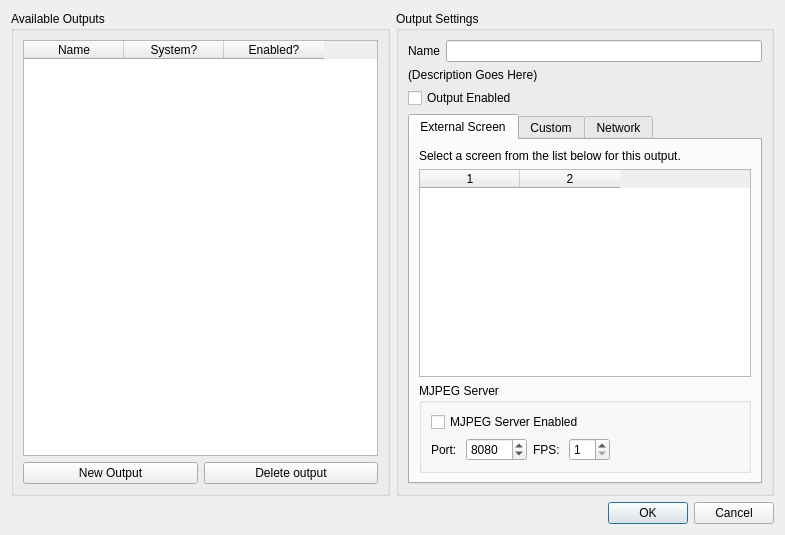
First picture: the form in src/outputsetupdialog.ui, repository google-code-export/dviz, before the edit.
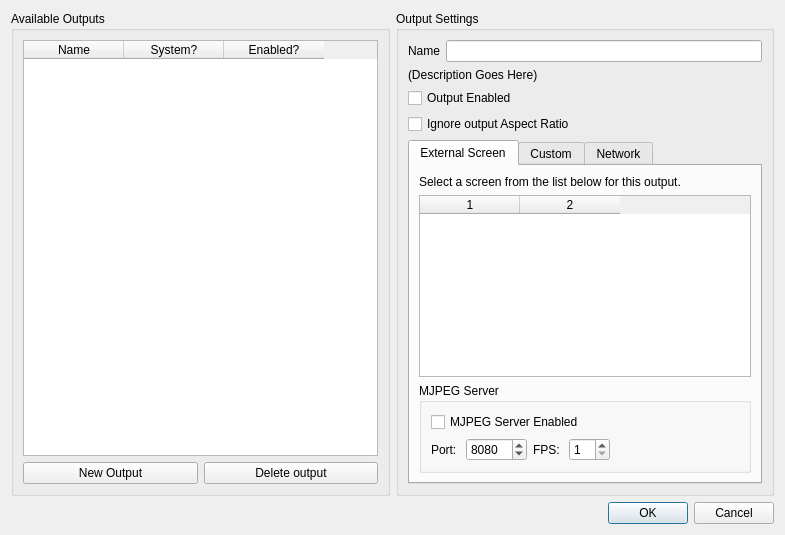
Second picture: the form after the edit.

Commit message: Added an option to ignore the aspect ratio of the output screen (e.g. to render a 16x9 document to a 4:3 rect, for output to a projector that stretches the 4:3 rect back to 16:9)

```diff
--- a/src/outputsetupdialog.ui
+++ b/src/outputsetupdialog.ui
@@ -111,6 +111,13 @@
           </property>
          </widget>
         </item>
+        <item>
+         <widget class="QCheckBox" name="ignoreAR">
+          <property name="text">
+           <string>Ignore output Aspect Ratio</string>
+          </property>
+         </widget>
+        </item>
         <item>
          <widget class="QTabWidget" name="tabWidget">
           <property name="currentIndex">
```
The commit also changes 9 other files.
